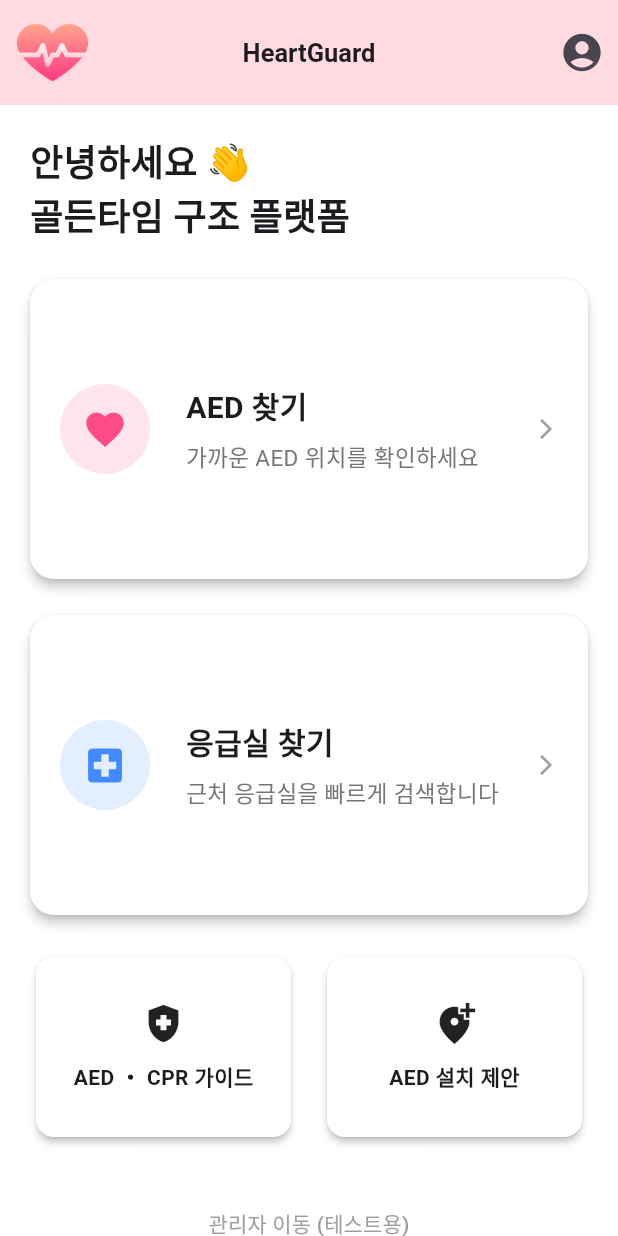
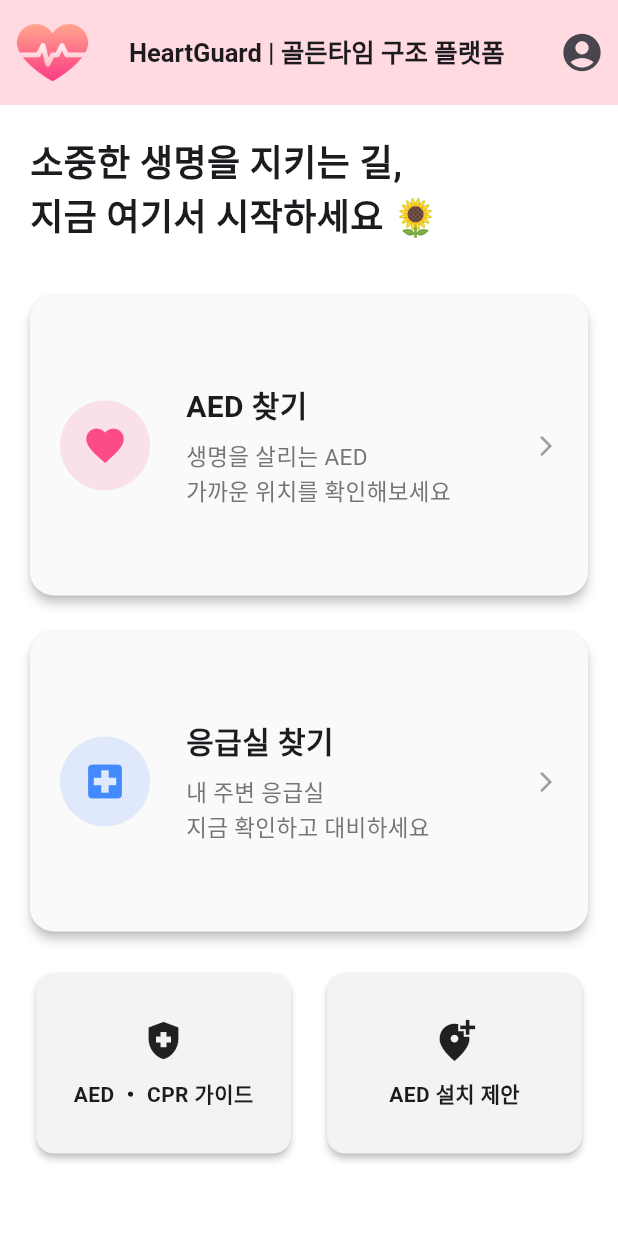
Before and after one commit to minwoo817/heartguard_project_app, a Flutter app: the Home screen opened directly, on a phone screen of 412 x 824 dp. Run offline on Flutter 3.47's test engine with Material 3 defaults, Android fonts, the phone set to English and light mode, and no system bars; our stand-ins replace dio, fluttertoast, geolocator, image_picker, permission_handler, shared_preferences; missing offline and left inert: flutter_naver_map, get_phone_number; accounts and stored records are empty.

Commit message:
5/9 feat 전은서 홈화면, 앱바 수정

```diff
--- a/lib/HeartGuard/layout/adminappbar.dart
+++ b/lib/HeartGuard/layout/adminappbar.dart
@@ -7,7 +7,7 @@ class AdminAppBar extends StatelessWidget implements PreferredSizeWidget {
   @override
   Widget build(BuildContext context) {
     return AppBar(
-        title: Text("HeartGuard",
+        title: Text("HeartGuard | 골든타임 구조 플랫폼",
           style: TextStyle(
             fontSize: 17,
             fontWeight: FontWeight.w600,
--- a/lib/HeartGuard/layout/home.dart
+++ b/lib/HeartGuard/layout/home.dart
@@ -23,16 +23,21 @@ class _HomeState extends State<Home> {
             Row(
               mainAxisAlignment: MainAxisAlignment.spaceBetween,
               children: [
-                Text("안녕하세요 👋\n골든타임 구조 플랫폼", style: TextStyle(fontSize: 24, fontWeight: FontWeight.bold)),
+                Text("소중한 생명을 지키는 길,\n지금 여기서 시작하세요 🌻",
+                    style: TextStyle(
+                        fontSize: 24,
+                        fontWeight: FontWeight.bold,
+                    )
+                ),
 
               ],
             ),
-            SizedBox(height: 24),
+            SizedBox(height: 35),
 
             /// AED 찾기 카드
             _buildFeatureCard(
               title: "AED 찾기",
-              description: "가까운 AED 위치를 확인하세요",
+              description: "생명을 살리는 AED\n가까운 위치를 확인해보세요",
               icon: Icons.favorite,
               color: Color(0xFFfd4b85),
               onTap: () => Navigator.pushNamed(context, "/mapview"),
@@ -41,7 +46,7 @@ class _HomeState extends State<Home> {
             /// 응급실 찾기 카드
             _buildFeatureCard(
               title: "응급실 찾기",
-              description: "근처 응급실을 빠르게 검색합니다",
+              description: "내 주변 응급실\n지금 확인하고 대비하세요",
               icon: Icons.local_hospital,
               color: Colors.blueAccent,
               onTap: () => Navigator.pushNamed(context, "/mapview"),
@@ -72,16 +77,6 @@ class _HomeState extends State<Home> {
               ],
             ),
 
-            SizedBox(height: 30),
-
-            /// 관리자 이동 버튼 (테스트용)
-            Center(
-              child: TextButton(
-                onPressed: () => Navigator.pushNamed(context, "/adminhome"),
-                child: Text("관리자 이동 (테스트용)", style: TextStyle(color: Colors.grey)),
-              ),
-            ),
-
             SizedBox(height: 40), // 하단 여백 추가로 더 안정적인 화면 구성
           ],
         ),
@@ -101,7 +96,7 @@ class _HomeState extends State<Home> {
       onTap: onTap,
       child: Card(
         shape: RoundedRectangleBorder(borderRadius: BorderRadius.circular(16)),
-        color: Colors.white,
+        color: Color(0xFFfafafa),
         margin: const EdgeInsets.only(bottom: 24),
         elevation: 3,
         child: Container(
@@ -144,7 +139,7 @@ class _HomeState extends State<Home> {
       onTap: onTap,
       child: Card(
         shape: RoundedRectangleBorder(borderRadius: BorderRadius.circular(12)),
-        color: Colors.white,
+        color: Color(0xFFf3f3f3),
         elevation: 2,
         child: Container(
           padding: const EdgeInsets.all(20),
--- a/lib/HeartGuard/layout/myappbar.dart
+++ b/lib/HeartGuard/layout/myappbar.dart
@@ -37,7 +37,7 @@ class MyAppBar extends StatelessWidget implements PreferredSizeWidget {
   @override
   Widget build(BuildContext context) {
     return AppBar(
-      title: Text("HeartGuard",
+      title: Text("HeartGuard | 골든타임 구조 플랫폼",
         style: TextStyle(
           fontSize: 17,
           fontWeight: FontWeight.w600,
```
